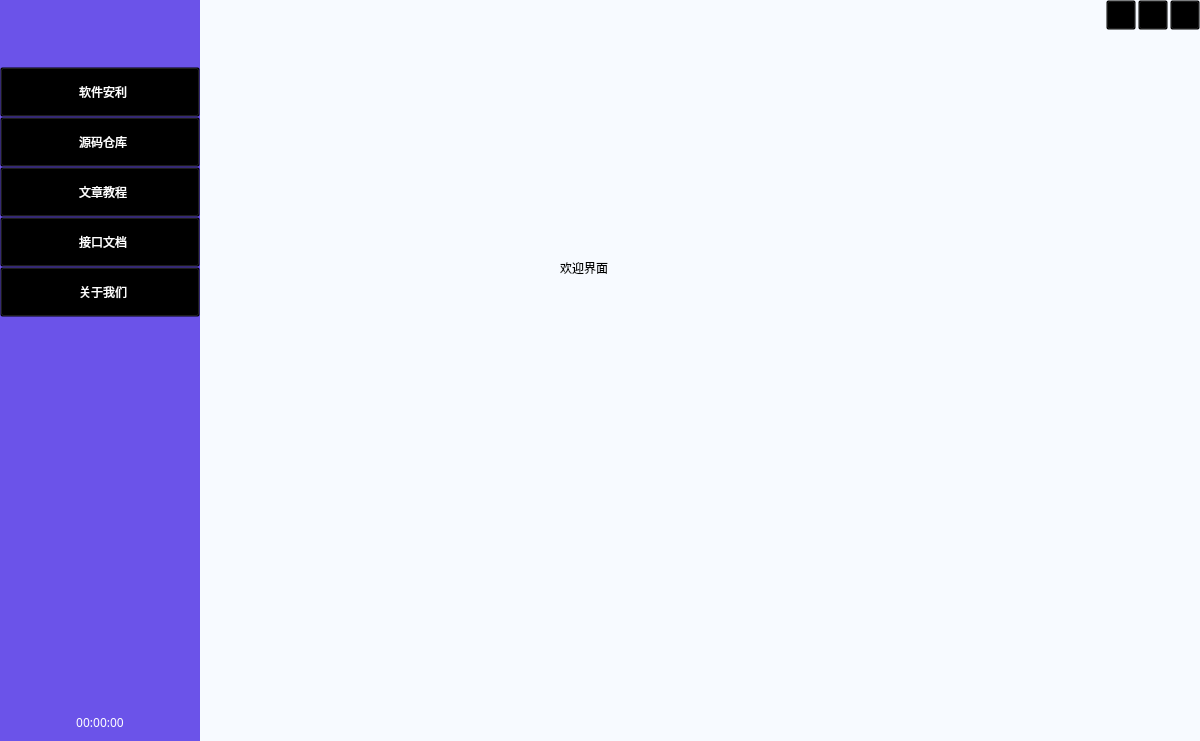
Old version of the form main_window.ui in the repository MR5356/System-assistant.
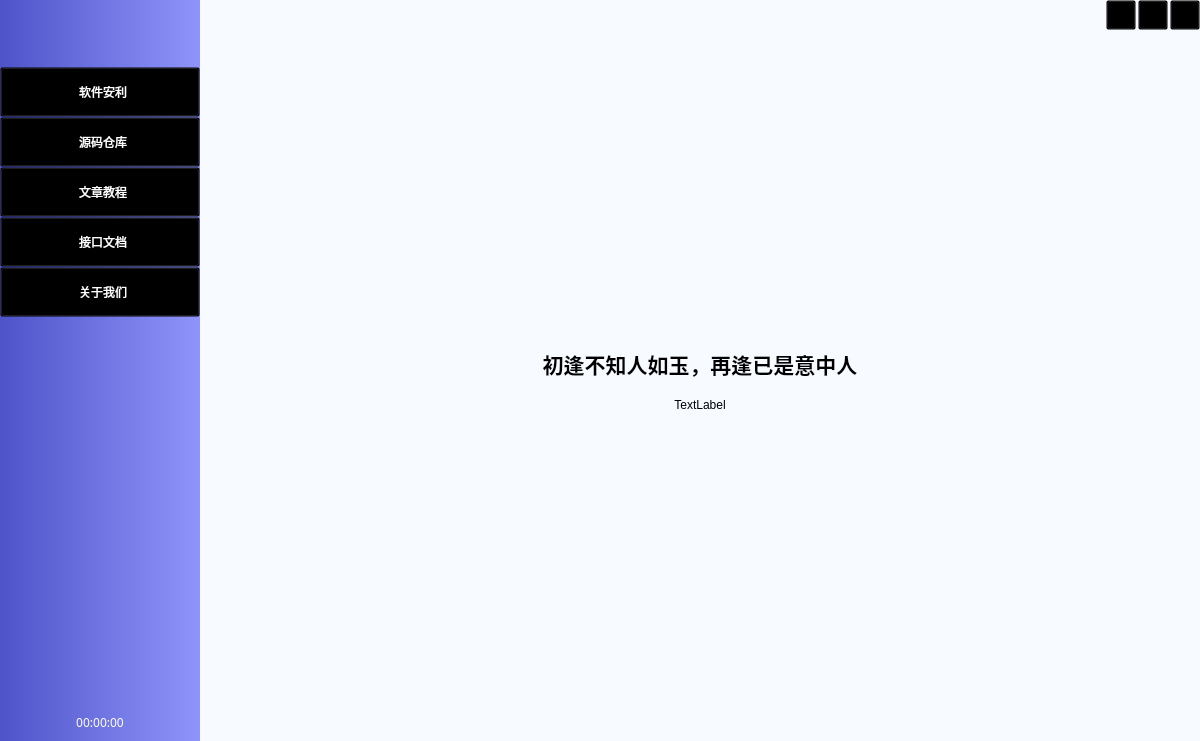
New version of the form. Icons and pictures are not drawn.

Patch:
```diff
--- a/main_window.ui
+++ b/main_window.ui
@@ -63,7 +63,7 @@
           </size>
          </property>
          <property name="styleSheet">
-          <string notr="true">QWidget#widget_menu{background:#6B53E9}</string>
+          <string notr="true">QWidget#widget_menu{background:qlineargradient(spread:pad,x1:0,y1:0,x2:1,y2:0,stop:0 #4e54c8,stop:1 #8f94fb);}</string>
          </property>
          <layout class="QVBoxLayout" name="verticalLayout_2">
           <property name="spacing">
@@ -954,20 +954,90 @@
                  </item>
                 </layout>
                </widget>
-               <widget class="QWidget" name="start">
-                <widget class="QLabel" name="label_2">
-                 <property name="geometry">
-                  <rect>
-                   <x>360</x>
-                   <y>230</y>
-                   <width>72</width>
-                   <height>15</height>
-                  </rect>
+               <widget class="QWidget" name="sta_start">
+                <layout class="QVBoxLayout" name="verticalLayout_11">
+                 <property name="spacing">
+                  <number>0</number>
                  </property>
-                 <property name="text">
-                  <string>欢迎界面</string>
+                 <property name="leftMargin">
+                  <number>0</number>
                  </property>
-                </widget>
+                 <property name="topMargin">
+                  <number>0</number>
+                 </property>
+                 <property name="rightMargin">
+                  <number>0</number>
+                 </property>
+                 <property name="bottomMargin">
+                  <number>0</number>
+                 </property>
+                 <item>
+                  <widget class="QWidget" name="widget_12" native="true">
+                   <layout class="QVBoxLayout" name="verticalLayout_12">
+                    <item>
+                     <spacer name="verticalSpacer_4">
+                      <property name="orientation">
+                       <enum>Qt::Vertical</enum>
+                      </property>
+                      <property name="sizeHint" stdset="0">
+                       <size>
+                        <width>20</width>
+                        <height>309</height>
+                       </size>
+                      </property>
+                     </spacer>
+                    </item>
+                    <item>
+                     <widget class="QLabel" name="label_welcome">
+                      <property name="font">
+                       <font>
+                        <family>华文行楷</family>
+                        <pointsize>16</pointsize>
+                        <weight>75</weight>
+                        <bold>true</bold>
+                       </font>
+                      </property>
+                      <property name="text">
+                       <string>初逢不知人如玉，再逢已是意中人</string>
+                      </property>
+                      <property name="alignment">
+                       <set>Qt::AlignCenter</set>
+                      </property>
+                     </widget>
+                    </item>
+                   </layout>
+                  </widget>
+                 </item>
+                 <item>
+                  <widget class="QWidget" name="widget_13" native="true">
+                   <layout class="QVBoxLayout" name="verticalLayout_13">
+                    <item>
+                     <widget class="QLabel" name="label_time">
+                      <property name="text">
+                       <string>TextLabel</string>
+                      </property>
+                      <property name="alignment">
+                       <set>Qt::AlignCenter</set>
+                      </property>
+                     </widget>
+                    </item>
+                    <item>
+                     <spacer name="verticalSpacer_5">
+                      <property name="orientation">
+                       <enum>Qt::Vertical</enum>
+                      </property>
+                      <property name="sizeHint" stdset="0">
+                       <size>
+                        <width>20</width>
+                        <height>308</height>
+                       </size>
+                      </property>
+                     </spacer>
+                    </item>
+                   </layout>
+                  </widget>
+                 </item>
+                </layout>
                </widget>
               </widget>
              </item>
```
Left out of the diff: 76 changed lines with no effect on the pictures.
